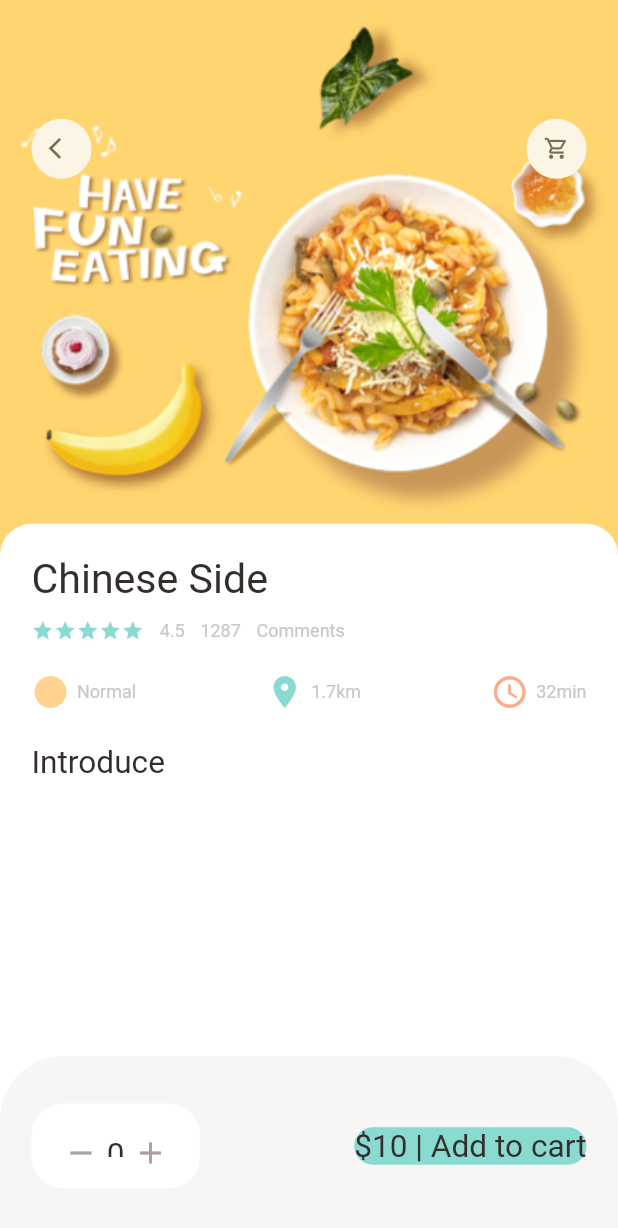
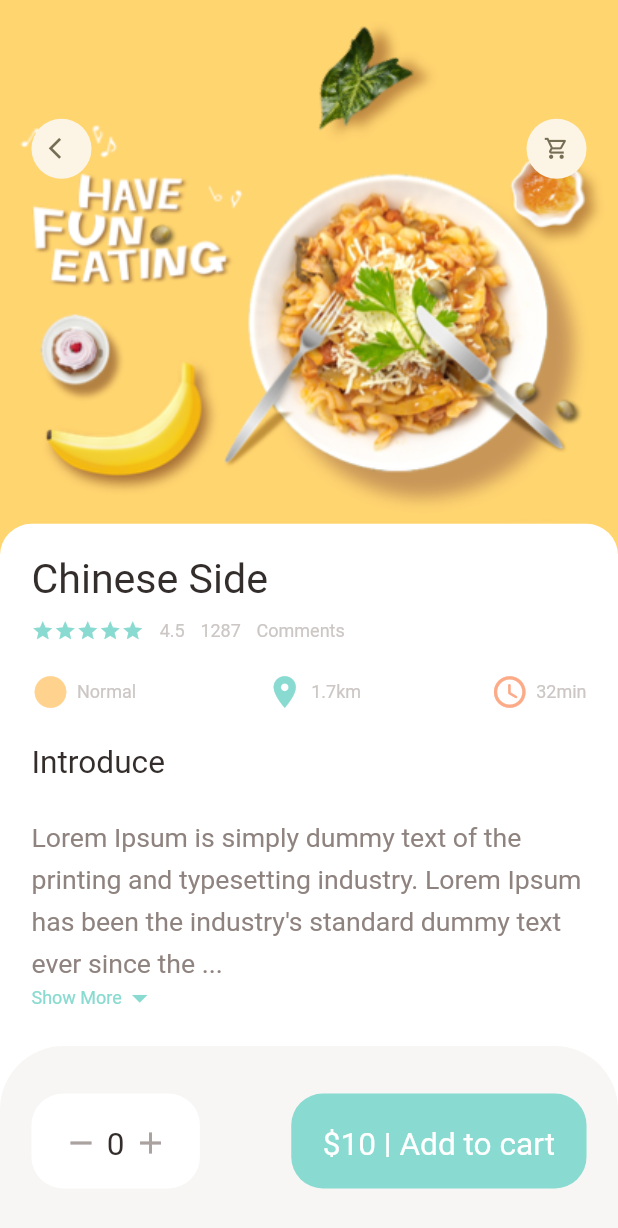
Before and after one commit to imRajAryan09/food-delivery-app, a Flutter app: the screen it shows after launch, on a phone screen of 412 x 824 dp. Shown: the top 1228 px of the screen. Run offline on Flutter 3.47's test engine with Material 2 defaults, Android fonts, the phone set to English and light mode, and no system bars; our stand-ins replace dots_indicator, get.

Commit message:
expandable text widget added

```diff
--- a/lib/pages/food/popular_food_detail.dart
+++ b/lib/pages/food/popular_food_detail.dart
@@ -4,6 +4,7 @@ import 'package:food/utils/dimensions.dart';
 import 'package:food/widgets/app_column.dart';
 import 'package:food/widgets/app_icon.dart';
 import 'package:food/widgets/big_text.dart';
+import 'package:food/widgets/expandable_text_widget.dart';
 
 class PopularFoodDetail extends StatelessWidget {
   const PopularFoodDetail({Key? key}) : super(key: key);
@@ -64,14 +65,29 @@ class PopularFoodDetail extends StatelessWidget {
                     SizedBox(
                       height: Dimensions.height20,
                     ),
-                    BigText(text: "Introduce")
+                    BigText(text: "Introduce"),
+                    SizedBox(
+                      height: Dimensions.height20,
+                    ),
+                    const Expanded(
+                        child: SingleChildScrollView(
+                      child: ExpandableTextWidget(
+                          text:
+                              "Lorem Ipsum is simply dummy text of the printing and typesetting industry."
+                              " Lorem Ipsum has been the industry's standard dummy text ever since the 1500s,"
+                              " when an unknown printer took a galley of type and scrambled it to make a type specimen book."
+                              " It has survived not only five centuries, but also the leap into electronic typesetting,"
+                              " remaining essentially unchanged. It was popularised in the 1960s with the release of Letraset"
+                              " sheets containing Lorem Ipsum passages, and more recently with desktop publishing software"
+                              " like Aldus PageMaker including versions of Lorem Ipsum. "),
+                    ))
                   ],
                 ),
               ))
         ],
       ),
       bottomNavigationBar: Container(
-          height: 120,
+          height: Dimensions.bottomHeightBar,
           padding: EdgeInsets.only(
               top: Dimensions.height30,
               bottom: Dimensions.height30,
@@ -113,10 +129,18 @@ class PopularFoodDetail extends StatelessWidget {
                 ),
               ),
               Container(
+                padding: EdgeInsets.only(
+                    top: Dimensions.height20,
+                    bottom: Dimensions.height20,
+                    left: Dimensions.width20,
+                    right: Dimensions.width20),
                 decoration: BoxDecoration(
                     borderRadius: BorderRadius.circular(Dimensions.radius20),
                     color: AppColors.mainColor),
-                child: BigText(text: "\$10 | Add to cart"),
+                child: BigText(
+                  text: "\$10 | Add to cart",
+                  color: Colors.white,
+                ),
               )
             ],
           )),
--- a/lib/utils/dimensions.dart
+++ b/lib/utils/dimensions.dart
@@ -21,6 +21,7 @@ class Dimensions {
   static double width30 = screenWidth / 13.091;
   static double width45 = screenWidth / 8.727;
 
+  static double font16 = screenHeight / 46.31875;
   static double font20 = screenHeight / 39.055;
   static double font26 = screenHeight / 30.04231;
 
@@ -37,4 +38,7 @@ class Dimensions {
 
   // popular food
   static double popularFoodImgSize = screenHeight / 2.2317142857;
+
+  // bottom height
+  static double bottomHeightBar = screenHeight / 6.509167;
 }
--- /dev/null
+++ b/lib/widgets/expandable_text_widget.dart
@@ -0,0 +1,77 @@
+import 'package:flutter/material.dart';
+import 'package:food/utils/colors.dart';
+import 'package:food/utils/dimensions.dart';
+import 'package:food/widgets/small_text.dart';
+
+class ExpandableTextWidget extends StatefulWidget {
+  final String text;
+  const ExpandableTextWidget({Key? key, required this.text}) : super(key: key);
+
+  @override
+  _ExpandableTextWidgetState createState() => _ExpandableTextWidgetState();
+}
+
+class _ExpandableTextWidgetState extends State<ExpandableTextWidget> {
+  late String firstHalf;
+  late String secondHalf;
+
+  bool hiddenText = true;
+  double textHeight = Dimensions.screenHeight / 5.63;
+
+  @override
+  void initState() {
+    super.initState();
+    if (widget.text.length > textHeight) {
+      firstHalf = widget.text.substring(0, textHeight.toInt());
+      secondHalf =
+          widget.text.substring(textHeight.toInt(), widget.text.length);
+    } else {
+      firstHalf = widget.text;
+      secondHalf = '';
+    }
+  }
+
+  @override
+  Widget build(BuildContext context) {
+    return Container(
+      child: secondHalf.isEmpty
+          ? SmallText(
+              color: AppColors.paraColor,
+              text: firstHalf,
+              size: Dimensions.font16,
+            )
+          : Column(
+              children: [
+                SmallText(
+                    height: 1.6,
+                    color: AppColors.paraColor,
+                    size: Dimensions.font16,
+                    text: hiddenText
+                        ? firstHalf + "..."
+                        : (firstHalf + secondHalf)),
+                InkWell(
+                  onTap: () {
+                    setState(() {
+                      hiddenText = !hiddenText;
+                    });
+                  },
+                  child: Row(
+                      crossAxisAlignment: CrossAxisAlignment.center,
+                      children: [
+                        SmallText(
+                          text: hiddenText ? "Show More" : "Show Less",
+                          color: AppColors.mainColor,
+                        ),
+                        Icon(
+                          hiddenText
+                              ? Icons.arrow_drop_down
+                              : Icons.arrow_drop_up,
+                          color: AppColors.mainColor,
+                        )
+                      ]),
+                )
+              ],
+            ),
+    );
+  }
+}
```
